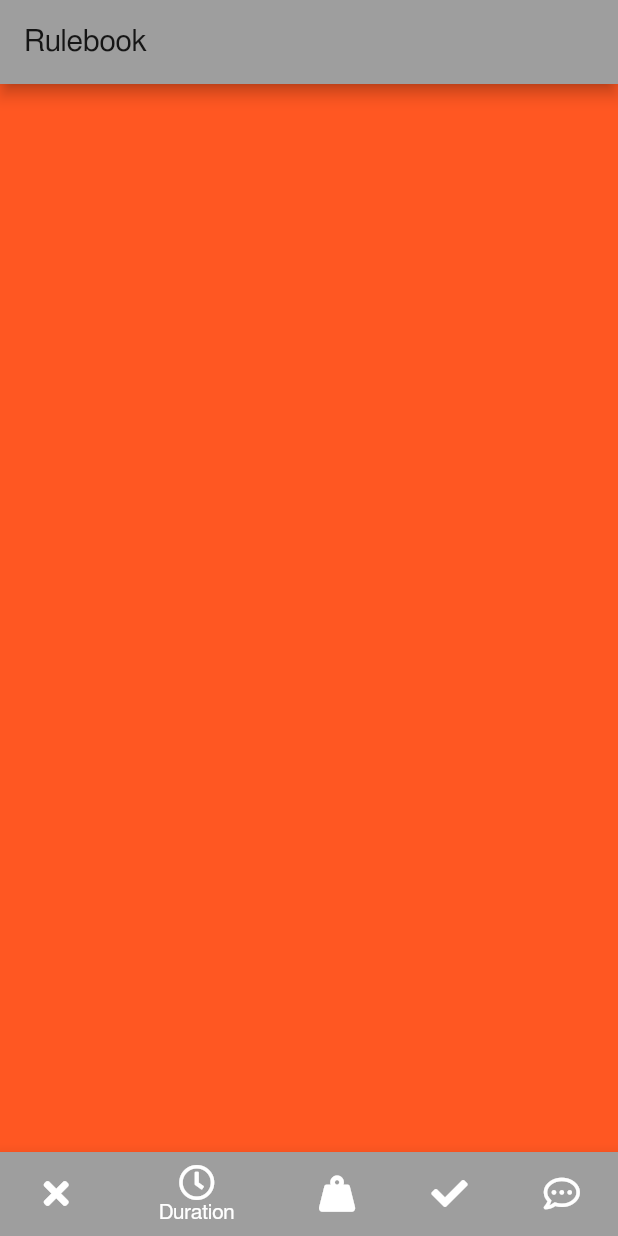
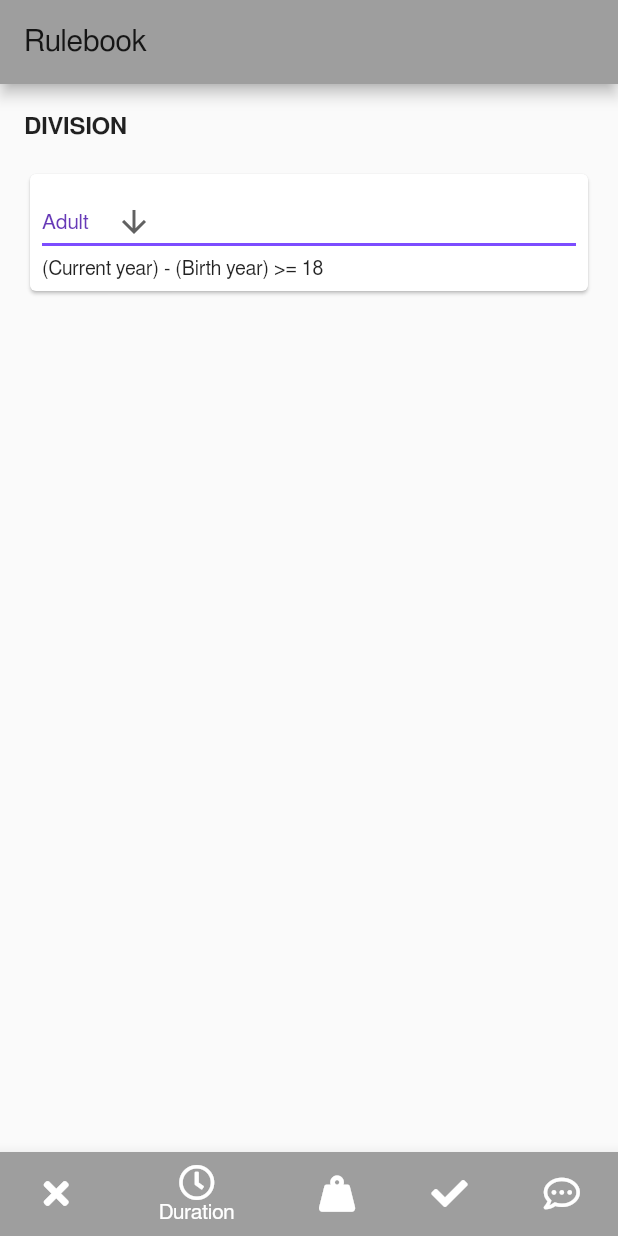
Before and after one commit to leregdos/bjj-mongolian, a Flutter app: the screen it shows after launch, item 2 of the bottom bar chosen, on a phone screen of 412 x 824 dp. Run offline on Flutter 3.47's test engine with Material 2 defaults, Android fonts, the light colour scheme and no system bars; our stand-ins replace font_awesome_flutter; Roboto replaces fonts that are missing (FreeSans).

Commit message:
Add age divisions and age calculator

```diff
--- /dev/null
+++ b/bjj_mongolian_rulebook/lib/durationPage.dart
@@ -0,0 +1,93 @@
+import 'package:flutter/material.dart';
+
+class DurationPage extends StatefulWidget {
+  @override
+  _DurationPageState createState() => _DurationPageState();
+}
+
+class _DurationPageState extends State<DurationPage> {
+  String dropdownValue = 'Adult';
+  List<String> divisionList = [
+    'Kids 1',
+    'Kids 2',
+    'Kids 3',
+    'Infant',
+    'Junior',
+    'Teen',
+    'Juvenile',
+    'Adult',
+    'Master'
+  ];
+  List<int> ageList = [4, 6, 8, 10, 12, 14, 16, 18, 30];
+  int age = 18;
+
+  @override
+  Widget build(BuildContext context) {
+    return Column(
+      crossAxisAlignment: CrossAxisAlignment.stretch,
+      children: [
+        ListTile(
+          title: Text(
+            'DIVISION',
+            style: TextStyle(
+                fontSize: 16,
+                fontFamily: 'FreeSans',
+                fontWeight: FontWeight.bold),
+          ),
+        ),
+        Padding(
+          padding: const EdgeInsets.symmetric(horizontal: 16.0),
+          child: Card(
+            child: buildDropdownButton(),
+          ),
+        ),
+      ],
+    );
+  }
+
+  Widget buildDropdownButton() {
+    return Padding(
+      padding: const EdgeInsets.all(8.0),
+      child: Column(
+        crossAxisAlignment: CrossAxisAlignment.stretch,
+        children: [
+          Container(
+            child: DropdownButton<String>(
+              value: dropdownValue,
+              icon: const Icon(Icons.arrow_downward),
+              iconSize: 24,
+              elevation: 16,
+              style: const TextStyle(
+                  color: Colors.deepPurple, fontFamily: 'FreeSans'),
+              underline: Container(
+                height: 2,
+                color: Colors.deepPurpleAccent,
+              ),
+              onChanged: (String newValue) {
+                setState(() {
+                  dropdownValue = newValue;
+                  age = ageList[divisionList.indexOf(newValue)];
+                });
+              },
+              items: divisionList.map<DropdownMenuItem<String>>((String value) {
+                return DropdownMenuItem<String>(
+                  value: value,
+                  child: Text(value),
+                );
+              }).toList(),
+            ),
+          ),
+          Container(
+            child: Text(
+              '(Current year) - (Birth year) >= $age',
+              style: TextStyle(
+                fontSize: 13,
+                fontFamily: 'FreeSans',
+              ),
+            ),
+          ),
+        ],
+      ),
+    );
+  }
+}
--- a/bjj_mongolian_rulebook/lib/main.dart
+++ b/bjj_mongolian_rulebook/lib/main.dart
@@ -1,3 +1,4 @@
+import 'package:bjj_mongolian_rulebook/durationPage.dart';
 import 'package:bjj_mongolian_rulebook/placeHolder.dart';
 import 'package:flutter/material.dart';
 import 'package:font_awesome_flutter/font_awesome_flutter.dart';
@@ -43,7 +44,7 @@ class _MyHomePageState extends State<MyHomePage> {
   int _currentIndex = 0;
   final List<Widget> children = [
     PlaceholderWidget(Colors.white),
-    PlaceholderWidget(Colors.deepOrange),
+    DurationPage(),
     PlaceholderWidget(Colors.green),
     PointsPage(),
     PlaceholderWidget(Colors.red),
--- a/bjj_mongolian_rulebook/pubspec.yaml
+++ b/bjj_mongolian_rulebook/pubspec.yaml
@@ -30,6 +30,7 @@ dependencies:
   # The following adds the Cupertino Icons font to your application.
   # Use with the CupertinoIcons class for iOS style icons.
   cupertino_icons: ^1.0.2
+  dropdown_below: ^0.0.7
 
 dev_dependencies:
   flutter_test:
```
Also changed, not shown: bjj_mongolian_rulebook/pubspec.lock.
